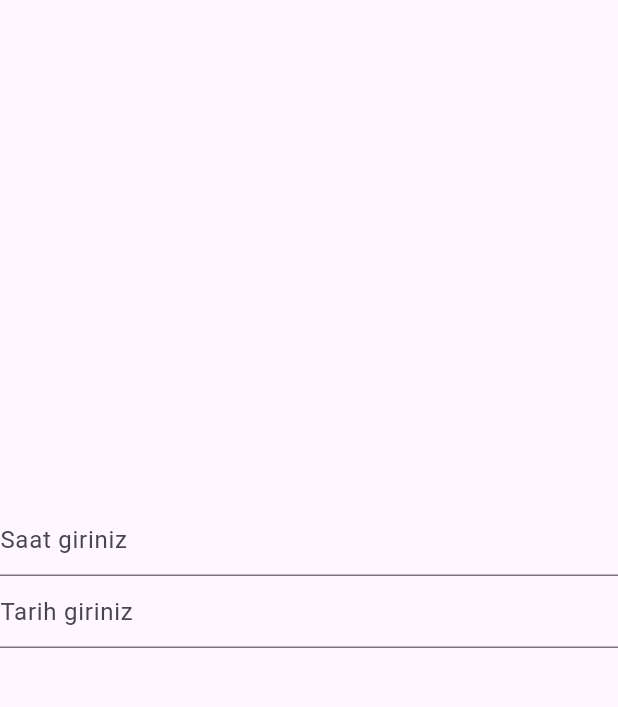
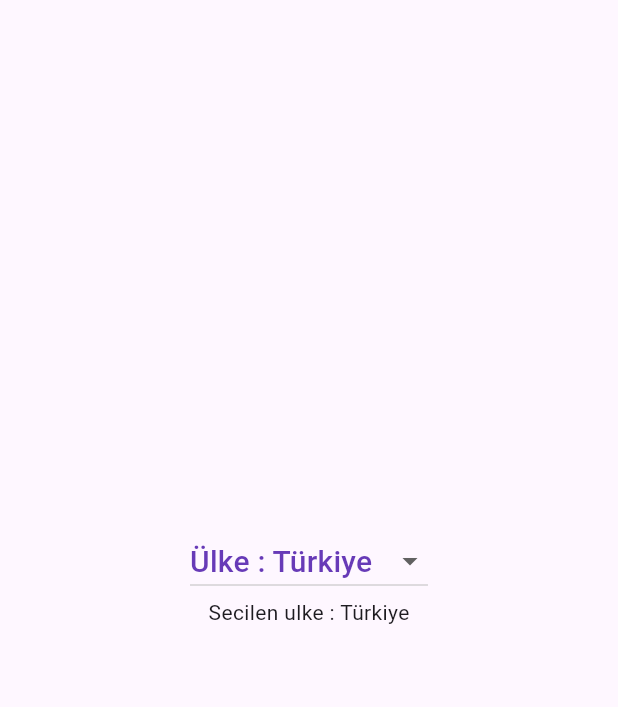
Before and after one commit to SERENGOKYILDIZ/FLUTTER_ANDROID_WIDGETS, a Flutter app: the screen it shows after launch, on a phone screen of 412 x 824 dp, the part 84-791 px from its top. Run offline on Flutter 3.47's test engine with Material 3 defaults, Android fonts, the phone set to English and light mode, and no system bars; our stand-ins replace webview_flutter.

Commit message:
Learned customization DropDown Button

```diff
--- a/lib/main.dart
+++ b/lib/main.dart
@@ -29,8 +29,20 @@ class Anasayfa extends StatefulWidget {
 
 class _AnasayfaState extends State<Anasayfa> {
 
-  var tfTarih = TextEditingController();
-  var tfSaat = TextEditingController();
+  var ulkelerListe = <String>[];
+  String secilenUlke = "Türkiye";
+
+  @override
+  void initState() {
+    super.initState();
+
+    ulkelerListe.add("Türkiye");
+    ulkelerListe.add("İtalya");
+    ulkelerListe.add("Almanya");
+    ulkelerListe.add("Çin");
+    ulkelerListe.add("Amerika");
+    ulkelerListe.add("İran");
+  }
 
   @override
   Widget build(BuildContext context) {
@@ -43,47 +55,26 @@ class _AnasayfaState extends State<Anasayfa> {
         child: Column(
           mainAxisAlignment: MainAxisAlignment.center,
           children: [
-            TextField(
-              controller: tfSaat,
-              readOnly: true, ///-> Klavyenin açılmaması için ekkledik.
-              decoration: InputDecoration(
-                hintText: "Saat giriniz",
-              ),
-              onTap: (){ ///-> TextField'a tıklanınca timePicker açılacak.
-                showTimePicker(
-                  context: context,
-                  initialTime: TimeOfDay.fromDateTime(DateTime.now()), ///-> Otomatik anlık zamanı alacak.
-                )
-                .then((alinanSaat) {
-                    setState(() {
-                      tfSaat.text = "${alinanSaat!.hour}:${alinanSaat!.minute.toString().padLeft(2, '0')}";
-                      ///-> padLeft ile 00:00 formanına uygun hale getirdik.
-                    });
-                  }
+
+
+            DropdownButton<String>(
+              value: secilenUlke,
+              items: ulkelerListe.map<DropdownMenuItem<String>>((String myValue){
+                return DropdownMenuItem<String>(
+                  value: myValue,
+                  child: Text("Ülke : $myValue", style: TextStyle(color: Colors.deepPurple, fontSize: 20),),
                 );
+              }).toList(),
+              icon: Icon(Icons.arrow_drop_down),
+              onChanged: (String? secilenVeri){
+                setState(() {
+                  secilenUlke = secilenVeri!;
+                });
               },
             ),
-            TextField(
-              controller: tfTarih,
-              readOnly: true, ///-> Klavyenin açılmaması için ekkledik.
-              decoration: InputDecoration(
-                hintText: "Tarih giriniz",
-              ),
-              onTap: (){ ///-> TextField'a tıklanınca dataPicker açılacak.
-                showDatePicker(
-                  context: context,
-                  initialDate: DateTime.now(), ///-> Otomatik anlık zamanı alacak.
-                  firstDate: DateTime(2000),   ///-> Alt sınır
-                  lastDate: DateTime(2050),    ///-> Üst sınır
-                )
-                    .then((alinanTarih) {
-                  setState(() {
-                    tfTarih.text = "${alinanTarih!.day}/${alinanTarih!.month}/${alinanTarih!.year}";
-                  });
-                }
-                );
-              },
-            ),
+
+            Text("Secilen ulke : ${secilenUlke}"),
+
           ],
         ),
       )
```
